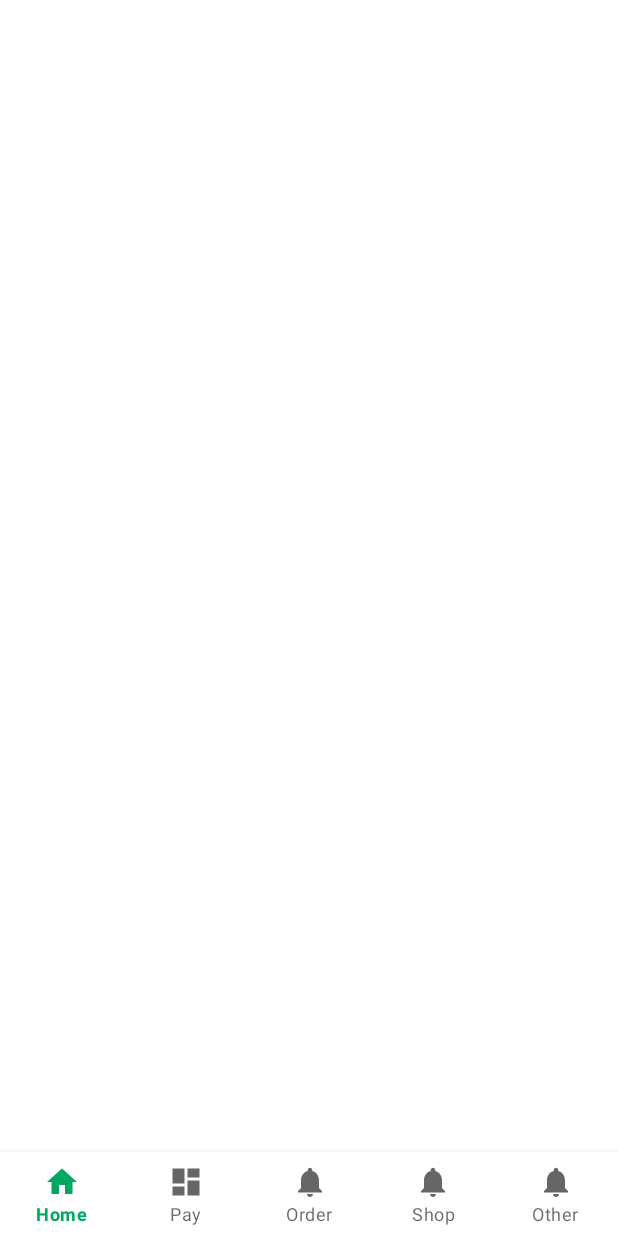
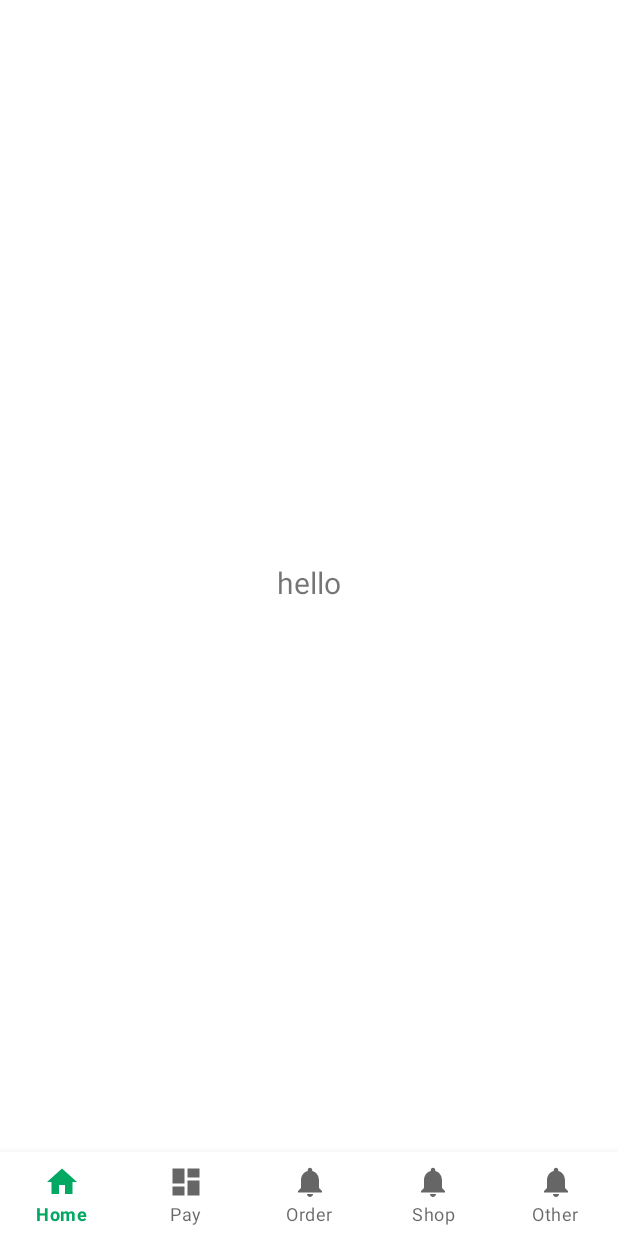
Before and after one commit to Konkuk-KUIT/KUIT1_HACKATHON_team2-Android, an Android app: the screen it shows after launch (MainActivity), on a phone screen of 412 x 824 dp. Run offline under Robolectric (Android 15) with nearby library versions, the phone set to English and light mode, and no system bars.

Commit message:
menulist 화면 제작 및 bottom navigation 화면 전환 구현

```diff
--- a/app/build.gradle
+++ b/app/build.gradle
@@ -51,4 +51,8 @@ dependencies {
     testImplementation 'junit:junit:4.13.2'
     androidTestImplementation 'androidx.test.ext:junit:1.1.5'
     androidTestImplementation 'androidx.test.espresso:espresso-core:3.5.1'
+    // retrofit2
+    implementation 'com.squareup.retrofit2:retrofit:2.9.0'
+    // Gson 변환기
+    implementation 'com.squareup.retrofit2:converter-gson:2.9.0'
 }
--- a/app/src/main/AndroidManifest.xml
+++ b/app/src/main/AndroidManifest.xml
@@ -1,7 +1,7 @@
 <?xml version="1.0" encoding="utf-8"?>
 <manifest xmlns:android="http://schemas.android.com/apk/res/android"
     xmlns:tools="http://schemas.android.com/tools">
-
+    <uses-permission android:name="android.permission.INTERNET" />
     <application
         android:allowBackup="true"
         android:dataExtractionRules="@xml/data_extraction_rules"
--- a/app/src/main/java/com/example/hackatonkuit/MainActivity.kt
+++ b/app/src/main/java/com/example/hackatonkuit/MainActivity.kt
@@ -1,15 +1,19 @@
 package com.example.hackatonkuit
 
 import android.os.Bundle
-import com.google.android.material.bottomnavigation.BottomNavigationView
+import android.util.Log
+import android.view.MenuItem
 import androidx.appcompat.app.AppCompatActivity
-import androidx.navigation.findNavController
-import androidx.navigation.ui.AppBarConfiguration
-import androidx.navigation.ui.setupActionBarWithNavController
-import androidx.navigation.ui.setupWithNavController
 import com.example.hackatonkuit.databinding.ActivityMainBinding
+import com.example.hackatonkuit.ui.home.HomeFragment
+import com.example.hackatonkuit.ui.order.MenuListFragment
+import com.example.hackatonkuit.ui.order.OrderFragment
+import com.example.hackatonkuit.ui.other.OtherFragment
+import com.example.hackatonkuit.ui.pay.PayFragment
+import com.example.hackatonkuit.ui.shop.ShopFragment
+import com.google.android.material.navigation.NavigationBarView
 
-class MainActivity : AppCompatActivity() {
+class MainActivity : AppCompatActivity(), NavigationBarView.OnItemSelectedListener {
 
     private lateinit var binding: ActivityMainBinding
 
@@ -17,5 +21,32 @@ class MainActivity : AppCompatActivity() {
         super.onCreate(savedInstanceState)
         binding = ActivityMainBinding.inflate(layoutInflater)
         setContentView(binding.root)
+        binding.navView.setOnItemSelectedListener {
+            onNavigationItemSelected(it)
+        }
+        binding.navView.selectedItemId = R.id.navigation_home
     }
+
+    override fun onNavigationItemSelected(item: MenuItem): Boolean {
+        Log.d("qwerty123", item.toString())
+        when(item.itemId){
+            R.id.navigation_home -> {
+                supportFragmentManager.beginTransaction().replace(R.id.main_frm, HomeFragment()).commit()
+            }
+            R.id.navigation_pay -> {
+                supportFragmentManager.beginTransaction().replace(R.id.main_frm, PayFragment()).commit()
+            }
+            R.id.navigation_order -> {
+                supportFragmentManager.beginTransaction().replace(R.id.main_frm, OrderFragment()).commit()
+            }
+            R.id.navigation_shop -> {
+                supportFragmentManager.beginTransaction().replace(R.id.main_frm, ShopFragment()).commit()
+            }
+            R.id.navigation_other -> {
+                supportFragmentManager.beginTransaction().replace(R.id.main_frm, OtherFragment()).commit()
+            }
+        }
+        return true
+    }
+
 }
--- /dev/null
+++ b/app/src/main/java/com/example/hackatonkuit/ui/order/Menu.kt
@@ -0,0 +1,3 @@
+package com.example.hackatonkuit.ui.order
+
+data class Menu(val name: String)
--- /dev/null
+++ b/app/src/main/res/drawable/baseline_arrow_back_ios_new_24.xml
@@ -0,0 +1,5 @@
+<vector android:height="24dp" android:tint="#000000"
+    android:viewportHeight="24" android:viewportWidth="24"
+    android:width="24dp" xmlns:android="http://schemas.android.com/apk/res/android">
+    <path android:fillColor="@android:color/white" android:pathData="M17.77,3.77l-1.77,-1.77l-10,10l10,10l1.77,-1.77l-8.23,-8.23z"/>
+</vector>
--- /dev/null
+++ b/app/src/main/res/drawable/baseline_search_24.xml
@@ -0,0 +1,5 @@
+<vector android:height="24dp" android:tint="#000000"
+    android:viewportHeight="24" android:viewportWidth="24"
+    android:width="24dp" xmlns:android="http://schemas.android.com/apk/res/android">
+    <path android:fillColor="@android:color/white" android:pathData="M15.5,14h-0.79l-0.28,-0.27C15.41,12.59 16,11.11 16,9.5 16,5.91 13.09,3 9.5,3S3,5.91 3,9.5 5.91,16 9.5,16c1.61,0 3.09,-0.59 4.23,-1.57l0.27,0.28v0.79l5,4.99L20.49,19l-4.99,-5zM9.5,14C7.01,14 5,11.99 5,9.5S7.01,5 9.5,5 14,7.01 14,9.5 11.99,14 9.5,14z"/>
+</vector>
--- a/app/src/main/res/layout/activity_main.xml
+++ b/app/src/main/res/layout/activity_main.xml
@@ -1,31 +1,26 @@
 <?xml version="1.0" encoding="utf-8"?>
 <androidx.constraintlayout.widget.ConstraintLayout xmlns:android="http://schemas.android.com/apk/res/android"
     xmlns:app="http://schemas.android.com/apk/res-auto"
-    android:id="@+id/container"
     android:layout_width="match_parent"
-    android:layout_height="match_parent"
-    android:paddingTop="?attr/actionBarSize">
+    android:layout_height="match_parent">
+
+    <FrameLayout
+        android:id="@+id/main_frm"
+        android:layout_width="match_parent"
+        android:layout_height="0dp"
+        app:layout_constraintTop_toTopOf="parent"
+        app:layout_constraintBottom_toTopOf="@id/nav_view"
+        app:layout_constraintStart_toStartOf="parent"
+        app:layout_constraintEnd_toEndOf="parent"/>
 
     <com.google.android.material.bottomnavigation.BottomNavigationView
         android:id="@+id/nav_view"
         android:layout_width="0dp"
         android:layout_height="wrap_content"
-        android:layout_marginStart="0dp"
-        android:layout_marginEnd="0dp"
         app:labelVisibilityMode="labeled"
-        android:background="?android:attr/windowBackground"
         app:layout_constraintBottom_toBottomOf="parent"
         app:layout_constraintLeft_toLeftOf="parent"
         app:layout_constraintRight_toRightOf="parent"
         app:menu="@menu/bottom_nav_menu" />
 
-    <FrameLayout
-        android:id="@+id/main_frm"
-        android:layout_width="match_parent"
-        android:layout_height="match_parent"
-        app:layout_constraintBottom_toTopOf="@id/nav_view"
-        app:layout_constraintLeft_toLeftOf="parent"
-        app:layout_constraintRight_toRightOf="parent"
-        app:layout_constraintTop_toTopOf="parent"/>
-
 </androidx.constraintlayout.widget.ConstraintLayout>
--- a/app/src/main/res/layout/fragment_home.xml
+++ b/app/src/main/res/layout/fragment_home.xml
@@ -13,6 +13,7 @@
         android:layout_marginStart="8dp"
         android:layout_marginTop="8dp"
         android:layout_marginEnd="8dp"
+        android:text="hello"
         android:textAlignment="center"
         android:textSize="20sp"
         app:layout_constraintBottom_toBottomOf="parent"
--- a/app/src/main/res/menu/bottom_nav_menu.xml
+++ b/app/src/main/res/menu/bottom_nav_menu.xml
@@ -7,7 +7,7 @@
         android:title="@string/title_home" />
 
     <item
-        android:id="@+id/navigation_dashboard"
+        android:id="@+id/navigation_pay"
         android:icon="@drawable/ic_dashboard_black_24dp"
         android:title="@string/title_Pay" />
 
--- a/app/src/main/res/values/colors.xml
+++ b/app/src/main/res/values/colors.xml
@@ -8,4 +8,5 @@
     <color name="black">#FF000000</color>
     <color name="white">#FFFFFFFF</color>
     <color name="main_green">#FF01a862</color>
+    <color name="red">#FFa75550</color>
 </resources>
```
Also changed, not shown: app/src/main/java/com/example/hackatonkuit/ui/order/MenuListAdapter.kt (added, +29 -0 lines), app/src/main/res/layout/item_menulist.xml (added, +77 -0 lines), app/src/main/res/drawable/ice_cafe_americano.png (added).
